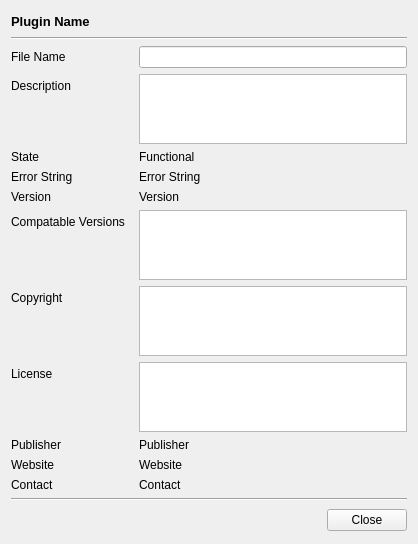
Old version of the form src/ExtensionSystem/source/PluginInfoWidget.ui in the repository JPNaude/Qtilities.
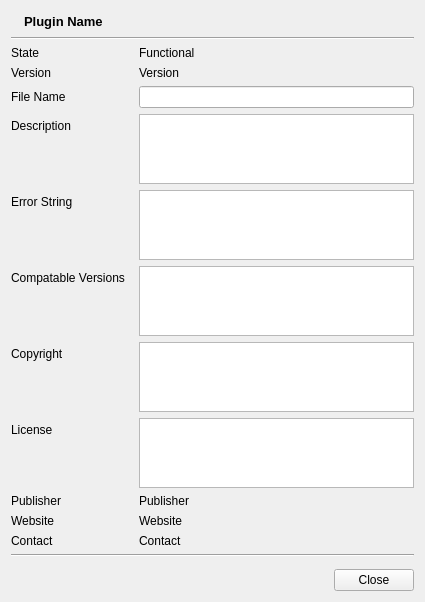
New version of the form.

The edit to the form file:
```diff
--- a/src/ExtensionSystem/source/PluginInfoWidget.ui
+++ b/src/ExtensionSystem/source/PluginInfoWidget.ui
@@ -6,16 +6,23 @@
    <rect>
     <x>0</x>
     <y>0</y>
-    <width>418</width>
-    <height>507</height>
+    <width>425</width>
+    <height>557</height>
    </rect>
   </property>
   <property name="windowTitle">
    <string>Plugin Details</string>
   </property>
   <layout class="QGridLayout" name="gridLayout">
-   <item row="0" column="0">
+   <item row="0" column="0" colspan="2">
     <layout class="QHBoxLayout" name="horizontalLayout">
+     <item>
+      <widget class="QLabel" name="lblStateImage">
+       <property name="text">
+        <string/>
+       </property>
+      </widget>
+     </item>
      <item>
       <widget class="QLabel" name="lblPluginName">
        <property name="font">
@@ -45,17 +52,17 @@
      </item>
     </layout>
    </item>
-   <item row="1" column="0" colspan="3">
+   <item row="1" column="0" colspan="2">
     <widget class="Line" name="line">
      <property name="orientation">
       <enum>Qt::Horizontal</enum>
      </property>
     </widget>
    </item>
-   <item row="2" column="0" colspan="3">
+   <item row="2" column="0" colspan="2">
     <layout class="QFormLayout" name="formLayout">
      <item row="0" column="0">
-      <widget class="QLabel" name="label_11">
+      <widget class="QLabel" name="label">
        <property name="font">
         <font>
          <weight>50</weight>
@@ -63,19 +70,19 @@
         </font>
        </property>
        <property name="text">
-        <string>File Name</string>
+        <string>State</string>
        </property>
       </widget>
      </item>
      <item row="0" column="1">
-      <widget class="QLineEdit" name="txtFileName">
-       <property name="readOnly">
-        <bool>true</bool>
+      <widget class="QLabel" name="lblState">
+       <property name="text">
+        <string>Functional</string>
        </property>
       </widget>
      </item>
      <item row="1" column="0">
-      <widget class="QLabel" name="label_4">
+      <widget class="QLabel" name="label_3">
        <property name="font">
         <font>
          <weight>50</weight>
@@ -83,19 +90,19 @@
         </font>
        </property>
        <property name="text">
-        <string>Description</string>
+        <string>Version</string>
        </property>
       </widget>
      </item>
      <item row="1" column="1">
-      <widget class="QPlainTextEdit" name="txtDescription">
-       <property name="readOnly">
-        <bool>true</bool>
+      <widget class="QLabel" name="lblVersion">
+       <property name="text">
+        <string>Version</string>
        </property>
       </widget>
      </item>
      <item row="2" column="0">
-      <widget class="QLabel" name="label">
+      <widget class="QLabel" name="label_11">
        <property name="font">
         <font>
          <weight>50</weight>
@@ -103,19 +110,19 @@
         </font>
        </property>
        <property name="text">
-        <string>State</string>
+        <string>File Name</string>
        </property>
       </widget>
      </item>
      <item row="2" column="1">
-      <widget class="QLabel" name="lblState">
-       <property name="text">
-        <string>Functional</string>
+      <widget class="QLineEdit" name="txtFileName">
+       <property name="readOnly">
+        <bool>true</bool>
        </property>
       </widget>
      </item>
      <item row="3" column="0">
-      <widget class="QLabel" name="label_6">
+      <widget class="QLabel" name="label_4">
        <property name="font">
         <font>
          <weight>50</weight>
@@ -123,19 +130,19 @@
         </font>
        </property>
        <property name="text">
-        <string>Error String</string>
+        <string>Description</string>
        </property>
       </widget>
      </item>
      <item row="3" column="1">
-      <widget class="QLabel" name="lblErrorString">
-       <property name="text">
-        <string>Error String</string>
+      <widget class="QPlainTextEdit" name="txtDescription">
+       <property name="readOnly">
+        <bool>true</bool>
        </property>
       </widget>
      </item>
      <item row="4" column="0">
-      <widget class="QLabel" name="label_3">
+      <widget class="QLabel" name="label_6">
        <property name="font">
         <font>
          <weight>50</weight>
@@ -143,14 +150,14 @@
         </font>
        </property>
        <property name="text">
-        <string>Version</string>
+        <string>Error String</string>
        </property>
       </widget>
      </item>
      <item row="4" column="1">
-      <widget class="QLabel" name="lblVersion">
-       <property name="text">
-        <string>Version</string>
+      <widget class="QPlainTextEdit" name="txtErrorString">
+       <property name="readOnly">
+        <bool>true</bool>
        </property>
       </widget>
      </item>
@@ -300,7 +307,7 @@
      </item>
     </layout>
    </item>
-   <item row="3" column="0" colspan="3">
+   <item row="3" column="0" colspan="2">
     <widget class="Line" name="line_3">
      <property name="orientation">
       <enum>Qt::Horizontal</enum>
@@ -320,7 +327,7 @@
      </property>
     </spacer>
    </item>
-   <item row="4" column="2" rowspan="3">
+   <item row="5" column="1">
     <widget class="QPushButton" name="btnClose">
      <property name="text">
       <string>Close</string>
```
